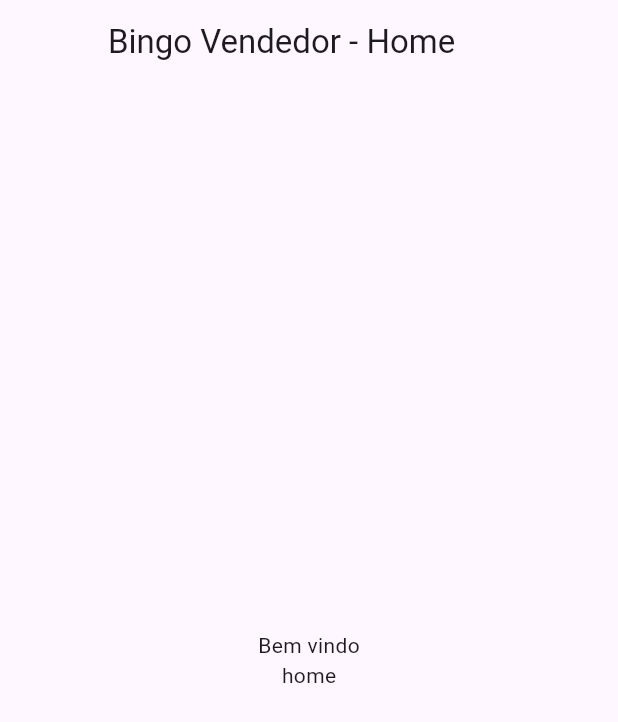
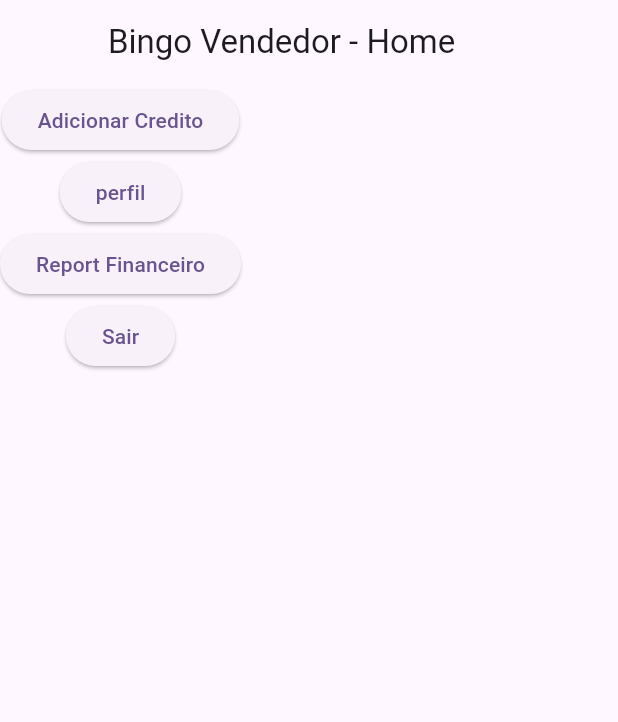
Before and after one commit to slackwarecps/flutter_bingo_app_vendedor, a Flutter app: the screen it shows after launch, on a phone screen of 412 x 824 dp. Shown: the top 722 px of the screen. Run offline on Flutter 3.47's test engine with Material 3 defaults, Android fonts, the phone set to English and light mode, and no system bars.

Commit message:
formularios principais

```diff
--- a/lib/main.dart
+++ b/lib/main.dart
@@ -12,7 +12,7 @@
   @override
   Widget build(BuildContext context) {
     return MaterialApp(
-      title: 'Flutter Demo',
+      title: 'Bingo Vendedor',
       theme: ThemeData(
         colorScheme: ColorScheme.fromSeed(seedColor: Colors.deepPurple),
         useMaterial3: true,
--- a/lib/telas/home_screen.dart
+++ b/lib/telas/home_screen.dart
@@ -1,3 +1,7 @@
+import 'package:bingo_app_vendedor/telas/credito_screen.dart';
+import 'package:bingo_app_vendedor/telas/login_screen.dart';
+import 'package:bingo_app_vendedor/telas/perfil_screen.dart';
+import 'package:bingo_app_vendedor/telas/report_financeiro_screen.dart';
 import 'package:flutter/material.dart';
 
 class HomeScreen extends StatefulWidget {
@@ -24,17 +28,66 @@ class _HomeScreenState extends State<HomeScreen> {
           leading: Container(),
           title: Text('Bingo Vendedor - Home'),
         ),
-      body: Center(
-        child: Column(
-          mainAxisAlignment: MainAxisAlignment.center,
-          children: <Widget>[
-            const Text(
-              'Bem vindo',
+        body: Column(
+          children: [
+            Container(
+              child: ElevatedButton(
+                onPressed: () {
+                  print('clicou no Adicionar Credito!');
+
+                  Navigator.push(
+                    context,
+                    MaterialPageRoute(
+                      builder: (contextNew) => CreditoScreen(),
                     ),
-            Text('home'),
-          ],
+                  );
+                },
+                child: Text('Adicionar Credito'),
               ),
             ),
+            Container(
+              child: ElevatedButton(
+                onPressed: () {
+                  print('clicou no perfil!');
+                  Navigator.push(
+                    context,
+                    MaterialPageRoute(
+                      builder: (contextNew) => PerfilScreen(),
+                    ),
                   );
+                },
+                child: Text('perfil'),
+              ),
+            ),
+            Container(
+              child: ElevatedButton(
+                onPressed: () {
+                  print('Report Financeiro');
+                  Navigator.push(
+                    context,
+                    MaterialPageRoute(
+                      builder: (contextNew) => ReportFinanceiroScreen(),
+                    ),
+                  );
+                },
+                child: Text('Report Financeiro'),
+              ),
+            ),
+            Container(
+              child: ElevatedButton(
+                onPressed: () {
+                  print('clicou em Sair');
+                  Navigator.push(
+                    context,
+                    MaterialPageRoute(
+                      builder: (contextNew) => LoginScreen(),
+                    ),
+                  );
+                },
+                child: Text('Sair'),
+              ),
+            ),
+          ],
+        ));
   }
 }
```
Also changed, not shown: lib/telas/credito_screen.dart (added, +20 -0 lines), lib/telas/login_screen.dart (added, +20 -0 lines), lib/telas/perfil_screen.dart (added, +20 -0 lines), lib/telas/report_financeiro_screen.dart (added, +20 -0 lines). Lines whose indentation alone changed are shown as unchanged.
